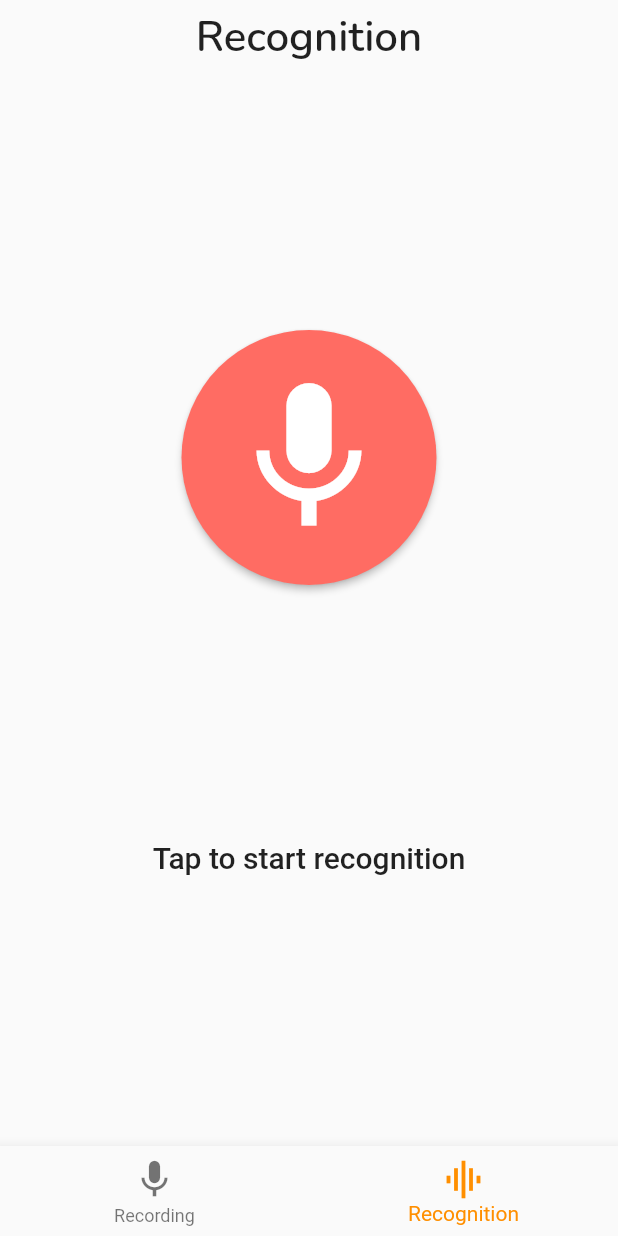
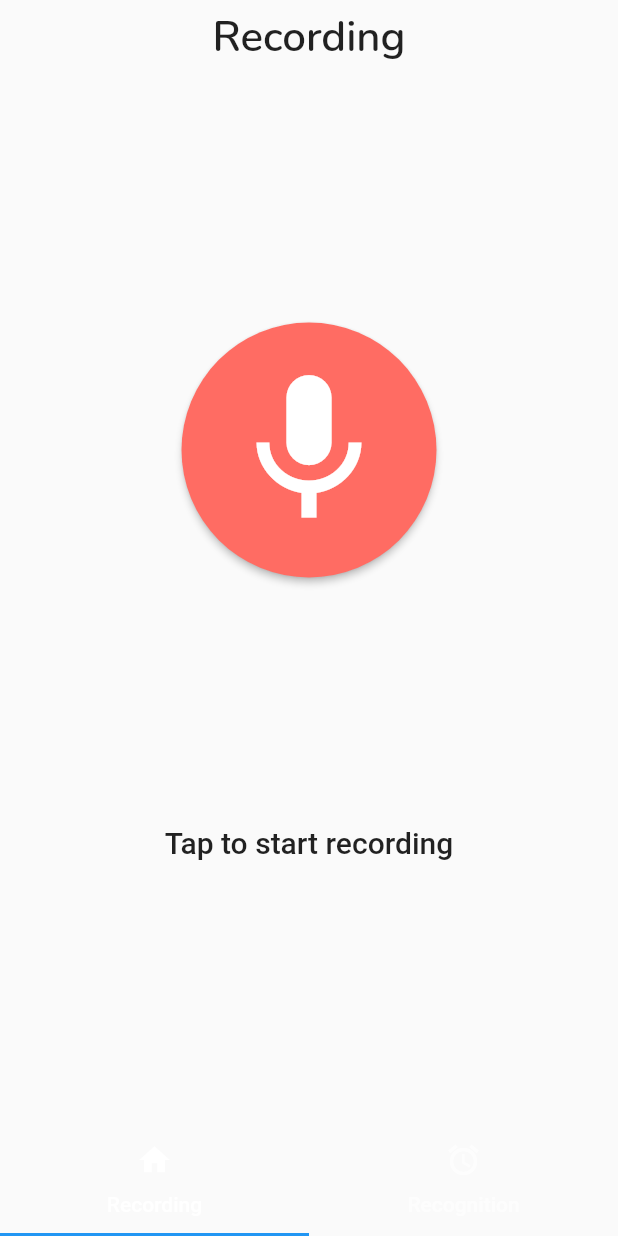
Before and after one commit to ashpakouski/SoundRecognizer-Flutter, a Flutter app: the screen it shows after launch, on a phone screen of 412 x 824 dp. Run offline on Flutter 3.47's test engine with Material 2 defaults, Android fonts, the phone set to English and light mode, and no system bars; our stand-ins replace bloc, flutter_bloc, flutter_spinkit, permission_handler; missing offline and left inert: audio_session, flutter_sound, flutter_sound_platform_interface, grpc, protobuf.

Commit message:
Create root screen

```diff
--- a/lib/home_screen.dart
+++ /dev/null
@@ -1,58 +0,0 @@
-import 'package:flutter/material.dart';
-import 'package:sound_recognizer/screens/recognizer/view/recognizer_screen.dart';
-import 'package:sound_recognizer/screens/recorder/view/recorder_screen.dart';
-import 'package:sound_recognizer/screens/settings_screen.dart';
-
-class HomeScreen extends StatefulWidget {
-  const HomeScreen({Key? key}) : super(key: key);
-
-  @override
-  State<HomeScreen> createState() => _HomeScreenState();
-}
-
-class _HomeScreenState extends State<HomeScreen> {
-  int _selectedIndex = 1;
-
-  static const List<Widget> _widgetOptions = <Widget>[
-    RecorderScreen(),
-    RecognizerScreen(),
-    // SettingsScreen(),
-  ];
-
-  void _onItemTapped(int index) {
-    setState(() {
-      _selectedIndex = index;
-    });
-  }
-
-  @override
-  Widget build(BuildContext context) {
-    return Scaffold(
-      body: Center(
-        child: _widgetOptions.elementAt(_selectedIndex),
-      ),
-      bottomNavigationBar: BottomNavigationBar(
-        iconSize: 30,
-        items: const <BottomNavigationBarItem>[
-          BottomNavigationBarItem(
-            icon: Icon(Icons.mic),
-            label: 'Recording',
-          ),
-          BottomNavigationBarItem(
-            icon: Icon(Icons.graphic_eq),
-            label: 'Recognition',
-            //title: Text('Business'),
-          ),
-          // BottomNavigationBarItem(
-          //   icon: Icon(Icons.settings),
-          //   label: 'Settings',
-          //   //title: Text('School'),
-          // ),
-        ],
-        currentIndex: _selectedIndex,
-        selectedItemColor: Colors.amber[800],
-        onTap: _onItemTapped,
-      ),
-    );
-  }
-}
--- a/lib/main.dart
+++ b/lib/main.dart
@@ -1,6 +1,6 @@
 import 'package:flutter/material.dart';
 import 'package:flutter_bloc/flutter_bloc.dart';
-import 'package:sound_recognizer/home_screen.dart';
+import 'package:sound_recognizer/screens/home/view/root_screen.dart';
 import 'package:sound_recognizer/screens/recognizer/cubit/recognizer_cubit.dart';
 import 'package:sound_recognizer/screens/recorder/cubit/recorder_cubit.dart';
 
@@ -23,7 +23,7 @@ class MyApp extends StatelessWidget {
             create: (BuildContext context) => RecognizerCubit(),
           ),
         ],
-        child: const HomeScreen(),
+        child: const RootScreen(),
       ),
     );
   }
--- /dev/null
+++ b/lib/screens/home/view/root_screen.dart
@@ -0,0 +1,63 @@
+import 'package:flutter/material.dart';
+import 'package:sound_recognizer/screens/recognizer/view/recognizer_screen.dart';
+import 'package:sound_recognizer/screens/recorder/view/recorder_screen.dart';
+
+class RootScreen extends StatefulWidget {
+  const RootScreen({Key? key}) : super(key: key);
+
+  @override
+  State<RootScreen> createState() => _RootScreenState();
+}
+
+class _RootScreenState extends State<RootScreen>
+    with SingleTickerProviderStateMixin {
+  TabController? _tabController;
+
+  final List<Tab> _tabs = [
+    const Tab(
+      icon: Icon(Icons.home),
+      text: "Recording",
+    ),
+    const Tab(
+      icon: Icon(Icons.access_alarm),
+      text: "Recognition",
+    ),
+  ];
+
+  final List<Widget> _pages = [
+    const RecorderScreen(),
+    const RecognizerScreen()
+  ];
+
+  @override
+  void initState() {
+    _tabController = TabController(
+      vsync: this,
+      length: _tabs.length,
+    );
+    super.initState();
+  }
+
+  @override
+  Widget build(BuildContext context) {
+    return Scaffold(
+      body: _body(),
+      bottomNavigationBar: _bottomNavigationBar(),
+    );
+  }
+
+  Widget _body() {
+    return TabBarView(
+      controller: _tabController,
+      physics: const NeverScrollableScrollPhysics(),
+      children: _pages,
+    );
+  }
+
+  Widget _bottomNavigationBar() {
+    return TabBar(
+      controller: _tabController,
+      tabs: _tabs,
+    );
+  }
+}
--- a/pubspec.yaml
+++ b/pubspec.yaml
@@ -13,7 +13,7 @@ dependencies:
     sdk: flutter
 
   cupertino_icons: ^1.0.5
-  flutter_sound: ^9.1.13
+  flutter_sound: ^9.2.13
   permission_handler: ^10.2.0
   audio_session: ^0.1.12
   grpc: ^3.1.0
```
Also changed, not shown: lib/screens/settings_screen.dart (deleted, +0 -41 lines), pubspec.lock.
